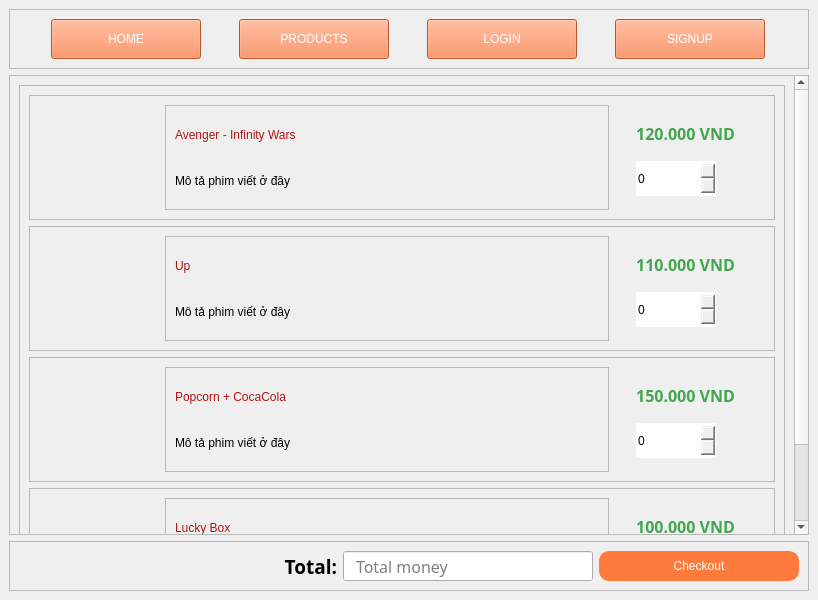
trungsliver/MK-C4K-PTA19, file Lesson8/lesson8.ui: the form before one commit.
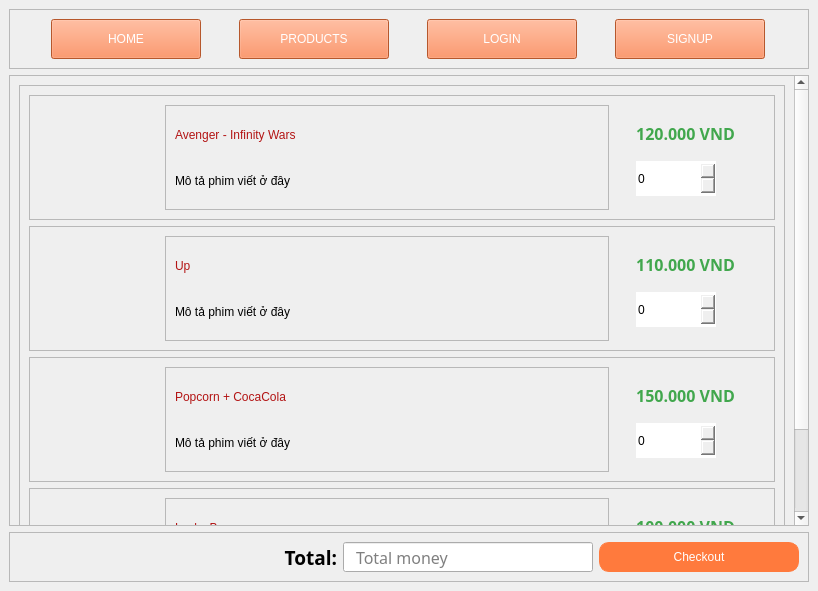
The form after the commit. Icons and pictures are not drawn.

The edit to the form file:
```diff
--- a/Lesson8/lesson8.ui
+++ b/Lesson8/lesson8.ui
@@ -6,8 +6,8 @@
    <rect>
     <x>0</x>
     <y>0</y>
-    <width>800</width>
-    <height>600</height>
+    <width>796</width>
+    <height>591</height>
    </rect>
   </property>
   <property name="windowTitle">
@@ -182,8 +182,8 @@
        <property name="geometry">
         <rect>
          <x>0</x>
-         <y>0</y>
-         <width>763</width>
+         <y>-98</y>
+         <width>755</width>
          <height>556</height>
         </rect>
        </property>
```
